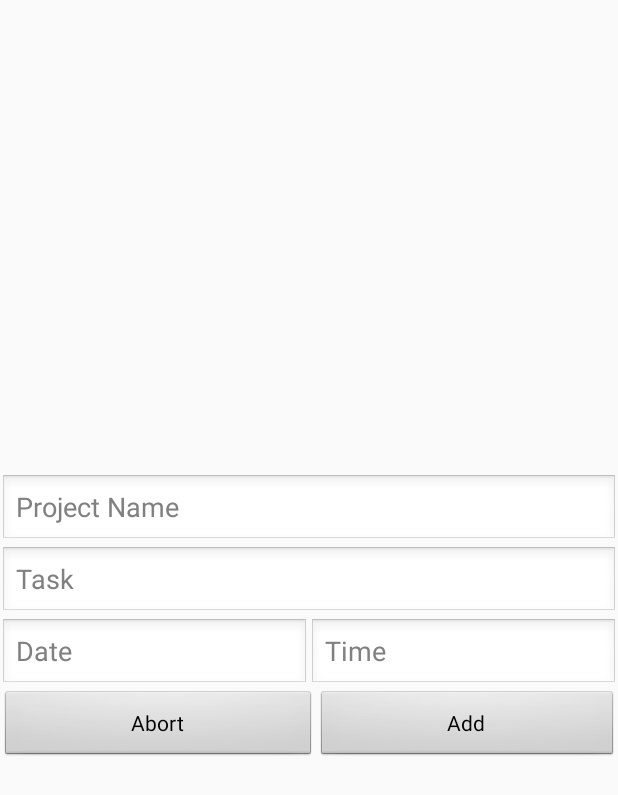
After one commit to Conlix-exe/ToDo-List, an Android app: the layout popup_programming.xml on its own in the app's theme, with its tools: preview values and no code run, on a phone screen of 412 x 824 dp. The commit adds this screen. Shown: the top 795 px of the screen. Run offline under Robolectric (Android 15) with nearby library versions, the phone set to English and light mode, and no system bars.

Commit message:
Popup for add Task

```diff
--- a/app/src/main/AndroidManifest.xml
+++ b/app/src/main/AndroidManifest.xml
@@ -19,6 +19,8 @@
                 <category android:name="android.intent.category.LAUNCHER" />
             </intent-filter>
         </activity>
+        <activity android:name=".AddTaskPopup" android:theme="@style/Theme.Transparent">
+        </activity>
     </application>
 
 </manifest>
--- a/app/src/main/java/com/example/todo_list/MainActivity.java
+++ b/app/src/main/java/com/example/todo_list/MainActivity.java
@@ -4,6 +4,7 @@ import androidx.appcompat.app.AppCompatActivity;
 import androidx.viewpager.widget.ViewPager;
 
 import android.content.Context;
+import android.content.Intent;
 import android.os.Bundle;
 import android.view.View;
 import android.widget.ArrayAdapter;
@@ -46,7 +47,9 @@ public class MainActivity extends AppCompatActivity {
             @Override
             public void onClick(View v) {
                 Toast.makeText(MainActivity.this,Integer.toString(viewPager.getCurrentItem()),Toast.LENGTH_LONG).show();
-
+                Intent intent = new Intent(MainActivity.this,AddTaskPopup.class);
+                intent.putExtra("position",viewPager.getCurrentItem());
+                startActivityForResult(intent,1);
             }
         });
 
--- /dev/null
+++ b/app/src/main/res/layout/popup_programming.xml
@@ -0,0 +1,82 @@
+<?xml version="1.0" encoding="utf-8"?>
+<androidx.constraintlayout.widget.ConstraintLayout xmlns:android="http://schemas.android.com/apk/res/android"
+    xmlns:app="http://schemas.android.com/apk/res-auto"
+    android:orientation="vertical" android:layout_width="match_parent"
+    android:layout_height="match_parent"
+    android:theme="@style/Theme.Transparent">
+
+    <LinearLayout
+        android:layout_width="wrap_content"
+        android:layout_height="wrap_content"
+        android:orientation="vertical"
+        app:layout_constraintBottom_toBottomOf="parent"
+        app:layout_constraintEnd_toEndOf="parent"
+        app:layout_constraintStart_toStartOf="parent"
+        app:layout_constraintTop_toTopOf="parent">
+
+        <EditText
+            android:id="@+id/project_title_input"
+            android:layout_width="match_parent"
+            android:layout_height="wrap_content"
+            android:layout_weight="1"
+            android:ems="10"
+            android:inputType="textPersonName"
+            android:hint="Project Name" />
+
+        <EditText
+            android:id="@+id/task_input"
+            android:layout_width="match_parent"
+            android:layout_height="wrap_content"
+            android:layout_weight="1"
+            android:ems="10"
+            android:inputType="textPersonName"
+            android:hint="Task" />
+
+        <LinearLayout
+            android:layout_width="match_parent"
+            android:layout_height="match_parent"
+            android:layout_weight="1"
+            android:orientation="horizontal">
+
+            <EditText
+                android:id="@+id/date_input"
+                android:layout_width="wrap_content"
+                android:layout_height="wrap_content"
+                android:layout_weight="1"
+                android:ems="10"
+                android:hint="Date"
+                android:inputType="number" />
+
+            <EditText
+                android:id="@+id/time_input"
+                android:layout_width="wrap_content"
+                android:layout_height="wrap_content"
+                android:layout_weight="1"
+                android:ems="10"
+                android:hint="Time"
+                android:inputType="number" />
+        </LinearLayout>
+
+        <LinearLayout
+            android:layout_width="match_parent"
+            android:layout_height="match_parent"
+            android:layout_weight="1"
+            android:orientation="horizontal">
+
+            <Button
+                android:id="@+id/abort"
+                android:layout_width="wrap_content"
+                android:layout_height="wrap_content"
+                android:layout_weight="1"
+                android:text="Abort" />
+
+            <Button
+                android:id="@+id/add"
+                android:layout_width="wrap_content"
+                android:layout_height="wrap_content"
+                android:layout_weight="1"
+                android:text="Add" />
+        </LinearLayout>
+
+    </LinearLayout>
+</androidx.constraintlayout.widget.ConstraintLayout>
--- a/app/src/main/res/values/styles.xml
+++ b/app/src/main/res/values/styles.xml
@@ -17,4 +17,13 @@
 
     <style name="AppTheme.PopupOverlay" parent="ThemeOverlay.AppCompat.Light" />
 
+    <style name="Theme.Transparent" parent="android:Theme">
+        <item name="android:windowIsTranslucent">true</item>
+        <item name="android:windowBackground">@android:color/transparent</item>
+        <item name="android:windowContentOverlay">@null</item>
+        <item name="android:windowNoTitle">true</item>
+        <item name="android:windowIsFloating">true</item>
+        <item name="android:backgroundDimEnabled">false</item>
+    </style>
+
 </resources>
```
Also changed, not shown: app/src/main/java/com/example/todo_list/AddTaskPopup.java (added, +108 -0 lines).
